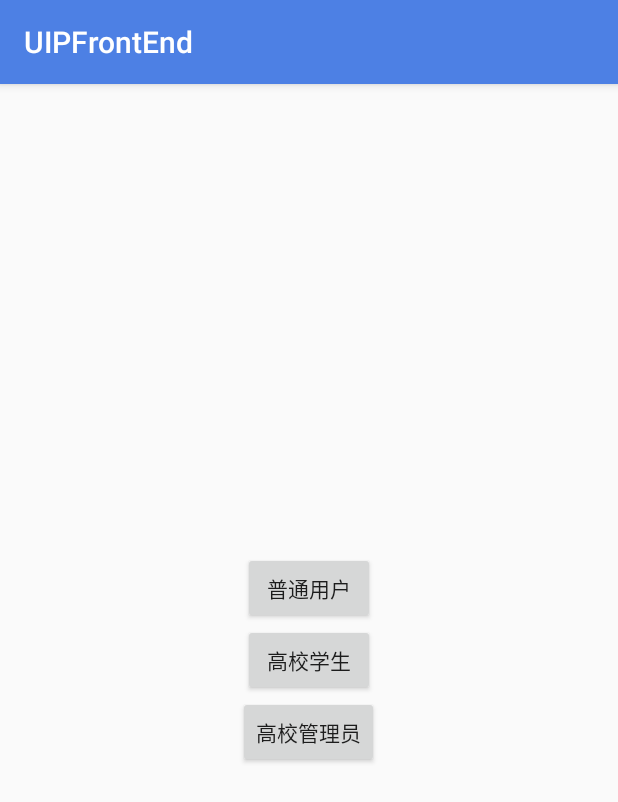
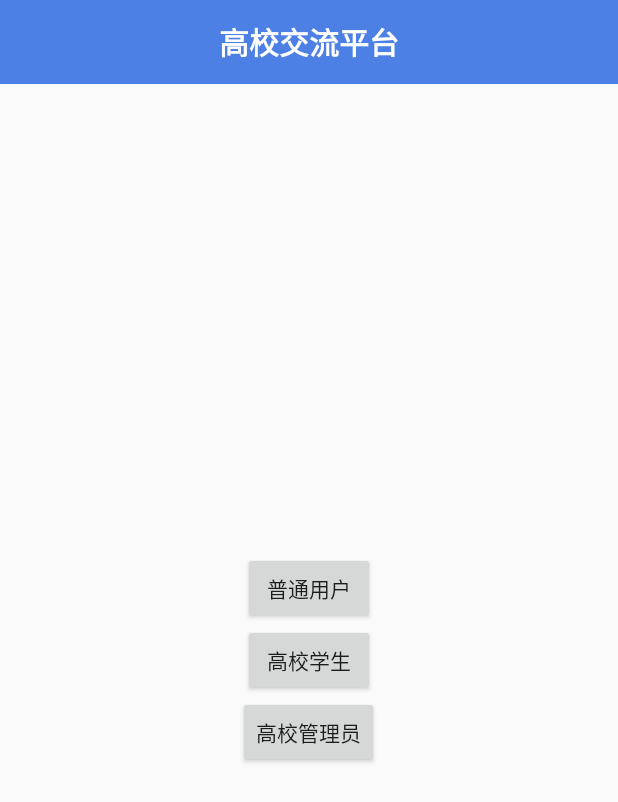
Before and after one commit to Wu-peihua/University-information-platform, an Android app: the screen it shows after launch (MainActivity), on a phone screen of 412 x 824 dp. Shown: the top 802 px of the screen. Run offline under Robolectric (Android 15) with nearby library versions, the phone set to English and light mode, and no system bars.

Commit message:
顶部标题toolbarUi

```diff
--- a/FrontEnd/app/build.gradle
+++ b/FrontEnd/app/build.gradle
@@ -34,6 +34,9 @@ dependencies {
     testImplementation 'junit:junit:4.12'
     androidTestImplementation 'androidx.test:runner:1.1.1'
     androidTestImplementation 'androidx.test.espresso:espresso-core:3.1.1'
+    implementation 'androidx.appcompat:appcompat:1.1.0'
+    implementation 'com.android.support:appcompat-v7:29.0.0'
+
 
     //butterknife依赖
     implementation 'com.jakewharton:butterknife:10.2.1'
--- a/FrontEnd/app/src/main/AndroidManifest.xml
+++ b/FrontEnd/app/src/main/AndroidManifest.xml
@@ -22,7 +22,7 @@
             android:windowSoftInputMode="adjustPan" />
         <activity android:name=".Admin.AdminHomeActivity"
             android:windowSoftInputMode="adjustPan" />
-        <activity android:name=".MainActivity">
+        <activity android:name=".MainActivity" android:theme="@style/AppTheme">
             <intent-filter>
                 <action android:name="android.intent.action.MAIN" />
 
--- a/FrontEnd/app/src/main/java/com/example/uipfrontend/CommonUser/CommonUserActivity.java
+++ b/FrontEnd/app/src/main/java/com/example/uipfrontend/CommonUser/CommonUserActivity.java
@@ -23,7 +23,7 @@ public class CommonUserActivity extends AppCompatActivity {
 
         //沉浸式状态栏
         //布局文件同样要加上一行适应系统的代码
-        getSupportActionBar().hide();
+//        getSupportActionBar().hide();
         getWindow().getDecorView().setSystemUiVisibility(View.SYSTEM_UI_FLAG_LAYOUT_FULLSCREEN | View.SYSTEM_UI_FLAG_LIGHT_STATUS_BAR);
         getWindow().setStatusBarColor(Color.TRANSPARENT);
 
--- a/FrontEnd/app/src/main/java/com/example/uipfrontend/MainActivity.java
+++ b/FrontEnd/app/src/main/java/com/example/uipfrontend/MainActivity.java
@@ -1,11 +1,13 @@
 package com.example.uipfrontend;
 
 import androidx.appcompat.app.AppCompatActivity;
+import androidx.appcompat.widget.Toolbar;
 
 import android.content.Intent;
 import android.os.Bundle;
 import android.view.View;
 import android.widget.Button;
+import android.widget.TextView;
 
 import com.example.uipfrontend.Admin.AdminHomeActivity;
 import com.example.uipfrontend.CommonUser.CommonUserActivity;
@@ -22,6 +24,9 @@ public class MainActivity extends AppCompatActivity {
 
 //    @BindView( R.id.btn_admin)
     Button admin;
+    //自定义顶部导航栏
+    Toolbar toolbar;
+    TextView tv_toolBar_title;
 
     @Override
     protected void onCreate(Bundle savedInstanceState) {
@@ -31,6 +36,14 @@ public class MainActivity extends AppCompatActivity {
         commonUser = findViewById(R.id.btn_commonUser);
         student = findViewById(R.id.btn_student);
         admin = findViewById(R.id.btn_admin);
+        toolbar = (Toolbar)findViewById(R.id.toolbar);
+        tv_toolBar_title = findViewById(R.id.tv_toolBar_title);
+        setSupportActionBar(toolbar);
+        getSupportActionBar().setTitle("");
+        tv_toolBar_title.setText("高校交流平台");
+
+
+
 
         commonUser.setOnClickListener(new View.OnClickListener() {
             @Override
@@ -60,4 +73,5 @@ public class MainActivity extends AppCompatActivity {
 
 
     }
+
 }
--- a/FrontEnd/app/src/main/res/layout/activity_main.xml
+++ b/FrontEnd/app/src/main/res/layout/activity_main.xml
@@ -5,10 +5,16 @@
     android:layout_width="fill_parent"
     android:layout_height="fill_parent"
     android:orientation="vertical"
-    android:gravity="center"
     tools:context=".MainActivity">
 
+        <include layout="@layout/toolbar_layout"/>
 
+
+        <LinearLayout
+            android:layout_width="match_parent"
+            android:layout_height="match_parent"
+            android:orientation="vertical"
+            android:gravity="center">
 
                 <Button
                     android:id="@+id/btn_commonUser"
@@ -35,3 +41,7 @@
 
 
         </LinearLayout>
+
+
+
+</LinearLayout>
--- /dev/null
+++ b/FrontEnd/app/src/main/res/layout/toolbar_layout.xml
@@ -0,0 +1,53 @@
+<?xml version="1.0" encoding="utf-8"?>
+<androidx.appcompat.widget.Toolbar
+    xmlns:android="http://schemas.android.com/apk/res/android"
+    xmlns:app="http://schemas.android.com/apk/res-auto"
+    android:id="@+id/toolbar"
+    android:background="@color/colorPrimary"
+    android:layout_width="match_parent"
+    android:layout_height="wrap_content">
+
+
+<!--    <TextView-->
+<!--        android:id="@+id/tv_toolbar_left"-->
+<!--        android:layout_width="wrap_content"-->
+<!--        android:layout_height="match_parent"-->
+<!--        android:drawableLeft="@drawable/ic_toolbar_back"-->
+<!--        android:drawablePadding="@dimen/padding_xs"-->
+<!--        android:drawableStart="@drawable/ic_toolbar_back"-->
+<!--        android:gravity="center"-->
+<!--        android:maxLines="1"-->
+<!--        android:paddingLeft="@dimen/padding_xs"-->
+<!--        android:paddingStart="@dimen/padding_xs"-->
+<!--        android:text="返回"-->
+<!--        android:textColor="@color/black"-->
+<!--        android:textSize="@dimen/fontSize_s" />-->
+
+    <TextView
+        android:id="@+id/tv_toolBar_title"
+        android:layout_width="wrap_content"
+        android:layout_height="wrap_content"
+        android:layout_gravity="center"
+        android:maxLines="1"
+        android:textColor="@color/white"
+        android:textSize="@dimen/fontSize_l"
+        android:text="标题"
+        android:textStyle="bold"/>
+
+
+
+<!--    <TextView-->
+<!--        android:id="@+id/tv_toolBar_right"-->
+<!--        android:layout_width="wrap_content"-->
+<!--        android:layout_height="wrap_content"-->
+<!--        android:layout_gravity="end"-->
+<!--        android:layout_marginEnd="@dimen/margin_l"-->
+<!--        android:layout_marginRight="@dimen/margin_l"-->
+<!--        android:drawablePadding="@dimen/padding_s"-->
+<!--        android:gravity="center"-->
+<!--        android:maxLines="1"-->
+<!--        android:textColor="@color/black"-->
+<!--        android:textSize="@dimen/fontSize_s"-->
+<!--        android:text="right" />-->
+
+</androidx.appcompat.widget.Toolbar>
--- a/FrontEnd/app/src/main/res/values/dimens.xml
+++ b/FrontEnd/app/src/main/res/values/dimens.xml
@@ -18,6 +18,7 @@
     <dimen name="margin_xl">20dp</dimen>
 
 
+    <dimen name="padding_xs">3dp</dimen>
     <dimen name="padding_s">5dp</dimen>
     <dimen name="padding">10dp</dimen>
     <dimen name="padding_l">15dp</dimen>
--- a/FrontEnd/app/src/main/res/values/styles.xml
+++ b/FrontEnd/app/src/main/res/values/styles.xml
@@ -1,7 +1,7 @@
 <resources>
 
     <!-- Base application theme. -->
-    <style name="AppTheme" parent="Theme.AppCompat.Light.DarkActionBar">
+    <style name="AppTheme" parent="Theme.AppCompat.Light.NoActionBar">
         <!-- Customize your theme here. -->
         <item name="colorPrimary">@color/colorPrimary</item>
         <item name="colorPrimaryDark">@color/colorPrimaryDark</item>
```
Also changed, not shown: FrontEnd/app/src/main/res/drawable/ic_toolbar_back.png (added), FrontEnd/app/src/main/res/layout/fragment_student_recruit.xml (line endings or trailing spaces). Lines whose indentation alone changed are shown as unchanged.
